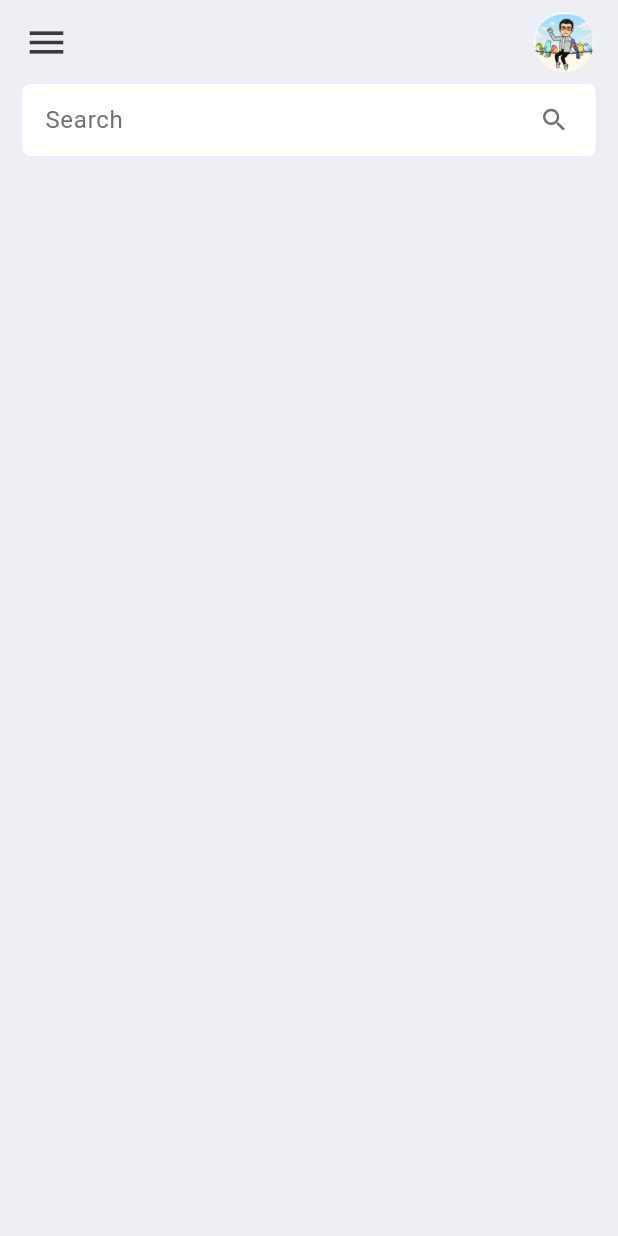
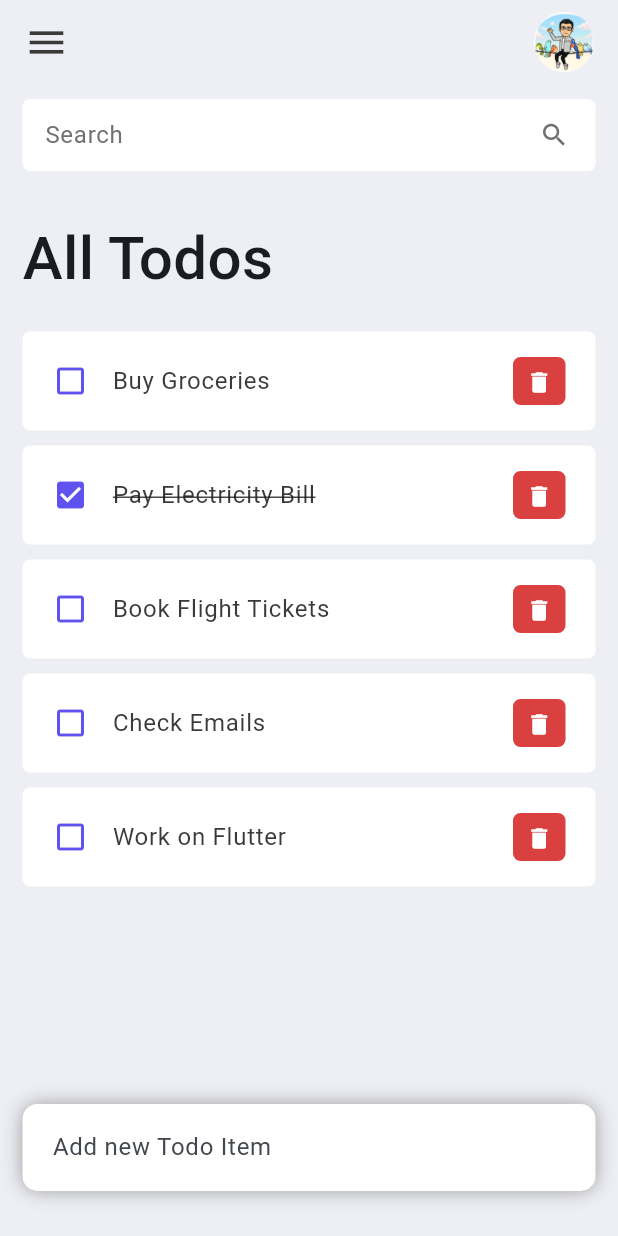
Before and after one commit to mukund1606/todo-list, a Flutter app: the screen it shows after launch, on a phone screen of 412 x 824 dp. Run offline on Flutter 3.47's test engine with Material 2 defaults, Android fonts, the phone set to English and light mode, and no system bars.

Commit message:
Added initial todo list, added todo item, created home page Body and Search Box

```diff
--- a/lib/main.dart
+++ b/lib/main.dart
@@ -1,7 +1,8 @@
 import 'package:flutter/material.dart';
 import 'package:flutter/services.dart';
-import 'package:todo_list/model/colors.dart';
-import 'package:todo_list/screens/home.dart';
+
+import '../model/colors.dart';
+import '../screens/home.dart';
 
 void main() {
   runApp(const MyApp());
@@ -21,7 +22,7 @@ class MyApp extends StatelessWidget {
         colorScheme: ColorScheme.fromSeed(seedColor: bgColor),
         useMaterial3: true,
       ),
-      home: const Home(),
+      home: Home(),
     );
   }
 }
--- /dev/null
+++ b/lib/model/todo_item.dart
@@ -0,0 +1,20 @@
+class ToDo {
+  int? id;
+  String? todoText;
+  bool isDone;
+
+  ToDo({required this.todoText, required this.id, this.isDone = false});
+
+  static List<ToDo> todoList() {
+    return [
+      ToDo(id: 1, todoText: "Buy Groceries"),
+      ToDo(id: 2, todoText: "Pay Electricity Bill", isDone: true),
+      ToDo(id: 3, todoText: "Book Flight Tickets"),
+      ToDo(
+        id: 4,
+        todoText: "Check Emails",
+      ),
+      ToDo(todoText: "Work on Flutter", id: 5)
+    ];
+  }
+}
--- a/lib/screens/home.dart
+++ b/lib/screens/home.dart
@@ -1,8 +1,13 @@
 import 'package:flutter/material.dart';
-import 'package:todo_list/model/colors.dart';
+
+import '../model/colors.dart';
+import '../model/todo_item.dart';
+import '../widgets/todo_item.dart';
 
 class Home extends StatelessWidget {
-  const Home({Key? key}) : super(key: key);
+  Home({Key? key}) : super(key: key);
+
+  final todosList = ToDo.todoList();
 
   @override
   Widget build(BuildContext context) {
@@ -10,9 +15,62 @@ class Home extends StatelessWidget {
         backgroundColor: bgColor,
         appBar: _buildAppBar(),
         body: Container(
-          padding: const EdgeInsets.symmetric(horizontal: 15),
-          child: Column(
-            children: [searchBox()],
+          padding: const EdgeInsets.symmetric(horizontal: 15, vertical: 10),
+          child: Stack(
+            children: [
+              Column(
+                children: [
+                  searchBox(),
+                  Expanded(
+                    child: ListView(
+                      children: [
+                        Container(
+                          margin: const EdgeInsets.only(top: 30, bottom: 20),
+                          child: const Text(
+                            "All Todos",
+                            style: TextStyle(
+                                fontSize: 40, fontWeight: FontWeight.w500),
+                          ),
+                        ),
+                        for (ToDo todo in todosList)
+                          ToDoItem(
+                            todo: todo,
+                          )
+                      ],
+                    ),
+                  )
+                ],
+              ),
+              Align(
+                alignment: Alignment.bottomCenter,
+                child: Row(
+                  children: [
+                    Expanded(
+                        child: Container(
+                      margin: const EdgeInsets.only(bottom: 20),
+                      padding: const EdgeInsets.symmetric(
+                          horizontal: 20, vertical: 5),
+                      decoration: BoxDecoration(
+                          color: Colors.white,
+                          boxShadow: const [
+                            BoxShadow(
+                                color: Colors.grey,
+                                offset: Offset(0.0, 0.0),
+                                blurRadius: 10,
+                                spreadRadius: 0)
+                          ],
+                          borderRadius: BorderRadius.circular(10)),
+                      child: const TextField(
+                        decoration: InputDecoration(
+                          hintText: "Add new Todo Item",
+                          border: InputBorder.none,
+                        ),
+                      ),
+                    ))
+                  ],
+                ),
+              )
+            ],
           ),
         ));
   }
--- /dev/null
+++ b/lib/widgets/todo_item.dart
@@ -0,0 +1,52 @@
+import 'package:flutter/material.dart';
+
+import '../model/todo_item.dart';
+import '../model/colors.dart';
+
+class ToDoItem extends StatelessWidget {
+  final ToDo todo;
+
+  const ToDoItem({Key? key, required this.todo}) : super(key: key);
+
+  @override
+  Widget build(BuildContext context) {
+    return Container(
+        margin: const EdgeInsets.only(bottom: 10),
+        child: ListTile(
+          onTap: () {
+            print("Tapped");
+          },
+          shape: RoundedRectangleBorder(borderRadius: BorderRadius.circular(5)),
+          contentPadding:
+              const EdgeInsets.symmetric(horizontal: 20, vertical: 5),
+          tileColor: Colors.white,
+          leading: Icon(
+            todo.isDone ? Icons.check_box : Icons.check_box_outline_blank,
+            color: blue,
+          ),
+          title: Text(
+            todo.todoText!,
+            style: TextStyle(
+                fontSize: 16,
+                color: black,
+                decoration: todo.isDone ? TextDecoration.lineThrough : null),
+          ),
+          trailing: Container(
+            padding: const EdgeInsets.all(0),
+            margin: const EdgeInsets.symmetric(vertical: 12),
+            height: 35,
+            width: 35,
+            decoration: BoxDecoration(
+                color: red, borderRadius: BorderRadius.circular(5)),
+            child: IconButton(
+              onPressed: () {
+                print("Delete");
+              },
+              color: Colors.white,
+              iconSize: 18,
+              icon: const Icon(Icons.delete),
+            ),
+          ),
+        ));
+  }
+}
```
